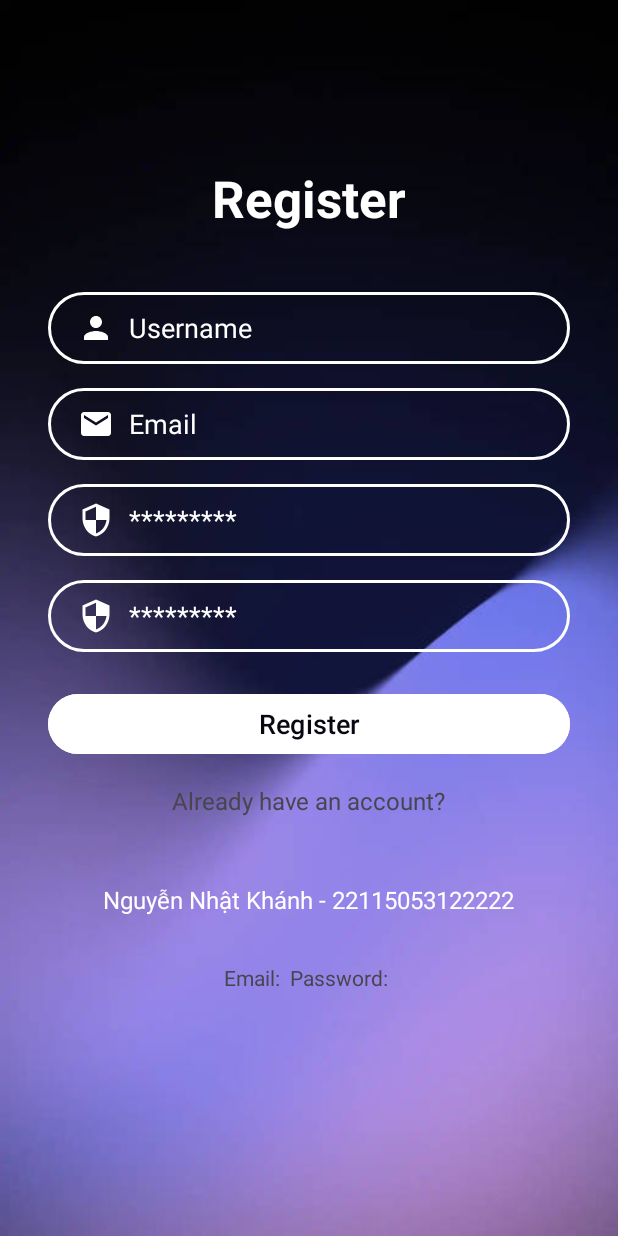
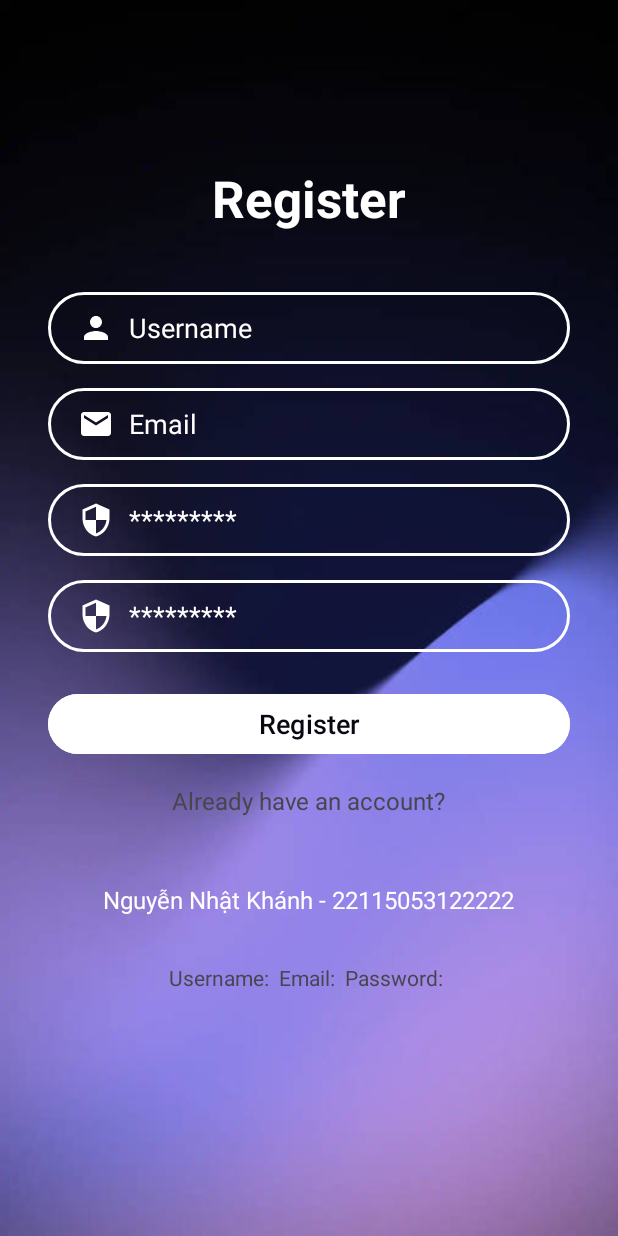
Before and after one commit to khanhnewbiehehe/BT_ConstraintLayout, an Android app: the RegisterActivity screen opened directly, with no data from a screen before it, after a tap on "Register", on a phone screen of 412 x 824 dp. Run offline under Robolectric (Android 15) with nearby library versions, the phone set to English and light mode, and no system bars.

Commit message:
complete project version 2

```diff
--- a/app/src/main/java/com/example/bt_constranitlayout/RegisterActivity.java
+++ b/app/src/main/java/com/example/bt_constranitlayout/RegisterActivity.java
@@ -28,6 +28,7 @@ public class RegisterActivity extends AppCompatActivity {
         });
 
         Button registerBtn = findViewById(R.id.btnRegister);
+        EditText name = findViewById(R.id.inputUsername);
         EditText email = findViewById(R.id.inputEmail);
         EditText pass = findViewById(R.id.inputPassword);
         TextView inform = findViewById(R.id.displayInformation);
@@ -37,7 +38,8 @@ public class RegisterActivity extends AppCompatActivity {
             public void onClick(View view) {
                 String emailEntered = email.getText().toString();
                 String passEntered = pass.getText().toString();
-                inform.setText("Email: " + emailEntered + " Password: " + passEntered );
+                String nameEntered = name.getText().toString();
+                inform.setText("Username: " + nameEntered + " Email: " + emailEntered + " Password: " + passEntered );
             }
         });
     }
```
